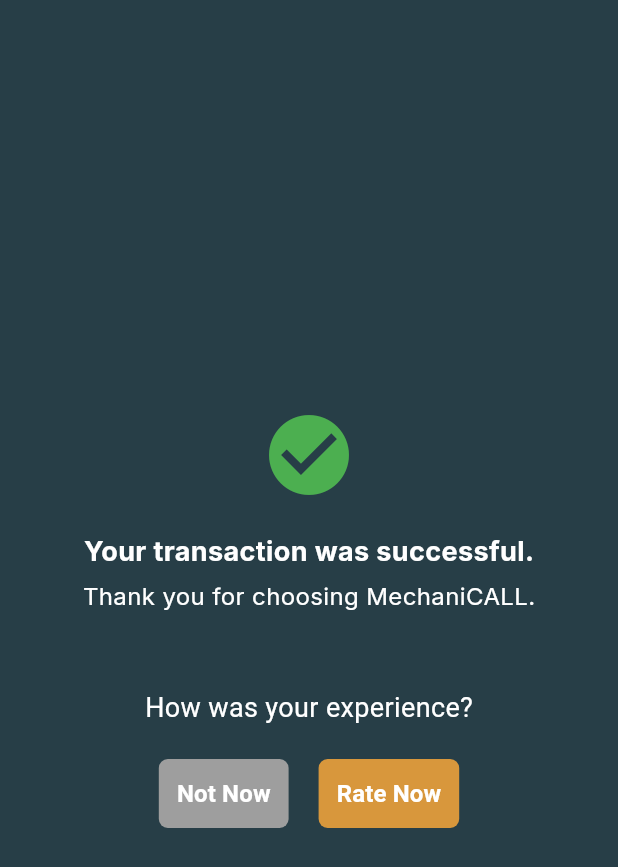
After one commit to harleymamalias/mechanicall_app, a Flutter app: the PaymentConfirmed screen opened directly, on a phone screen of 412 x 824 dp. The commit adds this screen. Shown: the top 867 px of the screen. Run offline on Flutter 3.47's test engine with Material 2 defaults, Android fonts, the phone set to English and light mode, and no system bars; our stand-ins replace flutter_rating_bar, flutter_svg, get, google_fonts.

Commit message:
added payment loading and payment confirmed message page

```diff
--- /dev/null
+++ b/lib/payments/payment_confirmed_page.dart
@@ -0,0 +1,110 @@
+import 'package:flutter/material.dart';
+import 'package:google_fonts/google_fonts.dart';
+import 'package:mechanicall_app/payments/feedback_and_reviews_page.dart';
+
+class PaymentConfirmed extends StatelessWidget {
+  @override
+  Widget build(BuildContext context) {
+    return Scaffold(
+      backgroundColor: Color(0xff273E47),
+      body: Center(
+        child: Column(
+          mainAxisAlignment: MainAxisAlignment.center,
+          children: [
+            const Icon(
+              Icons.check_circle,
+              color: Colors.green,
+              size: 64,
+            ),
+            const SizedBox(height: 20),
+            Container(
+              padding: const EdgeInsets.only(left: 16, right: 16, bottom: 5),
+              child: Text(
+                'Your transaction was successful.',
+                style: GoogleFonts.inter(
+                  fontSize: 18,
+                  fontWeight: FontWeight.bold,
+                  color: Colors.white,
+                ),
+                maxLines: 5,
+              ),
+            ),
+            Text(
+              'Thank you for choosing MechaniCALL.',
+              style: GoogleFonts.inter(
+                fontSize: 16,
+                color: Colors.white,
+              ),
+            ),
+            const SizedBox(height: 50),
+            const Text(
+              'How was your experience?',
+              style: TextStyle(
+                color: Colors.white,
+                fontSize: 18,
+              ),
+            ),
+            const SizedBox(height: 20),
+            Row(
+              mainAxisAlignment: MainAxisAlignment.center,
+              children: [
+                TextButton(
+                  onPressed: () {},
+                  style: TextButton.styleFrom(
+                    backgroundColor: Colors.grey,
+                    shape: RoundedRectangleBorder(
+                      borderRadius: BorderRadius.circular(6),
+                    ),
+                    elevation: 10,
+                  ),
+                  child: Container(
+                    alignment: Alignment.center,
+                    height: 30,
+                    child: const Text(
+                      'Not Now',
+                      style: TextStyle(
+                        fontSize: 16,
+                        fontWeight: FontWeight.bold,
+                        color: Colors.white,
+                      ),
+                    ),
+                  ),
+                ),
+                const SizedBox(width: 20),
+                TextButton(
+                  onPressed: () {
+                    Navigator.push(
+                      context,
+                      MaterialPageRoute(
+                        builder: (context) => FeedbackAndReviewsPage(),
+                      ),
+                    );
+                  },
+                  style: TextButton.styleFrom(
+                    backgroundColor: const Color(0xffD8973C),
+                    shape: RoundedRectangleBorder(
+                      borderRadius: BorderRadius.circular(6),
+                    ),
+                    elevation: 10,
+                  ),
+                  child: Container(
+                    alignment: Alignment.center,
+                    height: 30,
+                    child: const Text(
+                      'Rate Now',
+                      style: TextStyle(
+                        fontSize: 16,
+                        fontWeight: FontWeight.bold,
+                        color: Colors.white,
+                      ),
+                    ),
+                  ),
+                ),
+              ],
+            )
+          ],
+        ),
+      ),
+    );
+  }
+}
```
Also changed, not shown: lib/payments/payment_loading_page.dart (added, +38 -0 lines), lib/widgets/terms_and_conditions.dart (line endings or trailing spaces), 5 other files.
